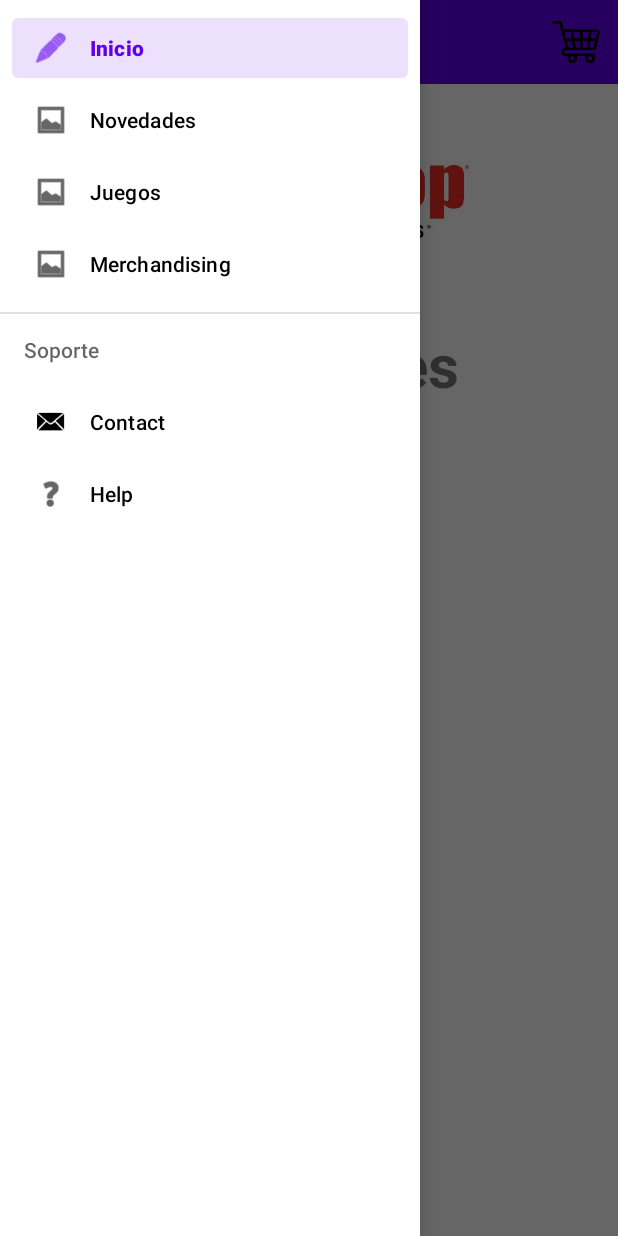
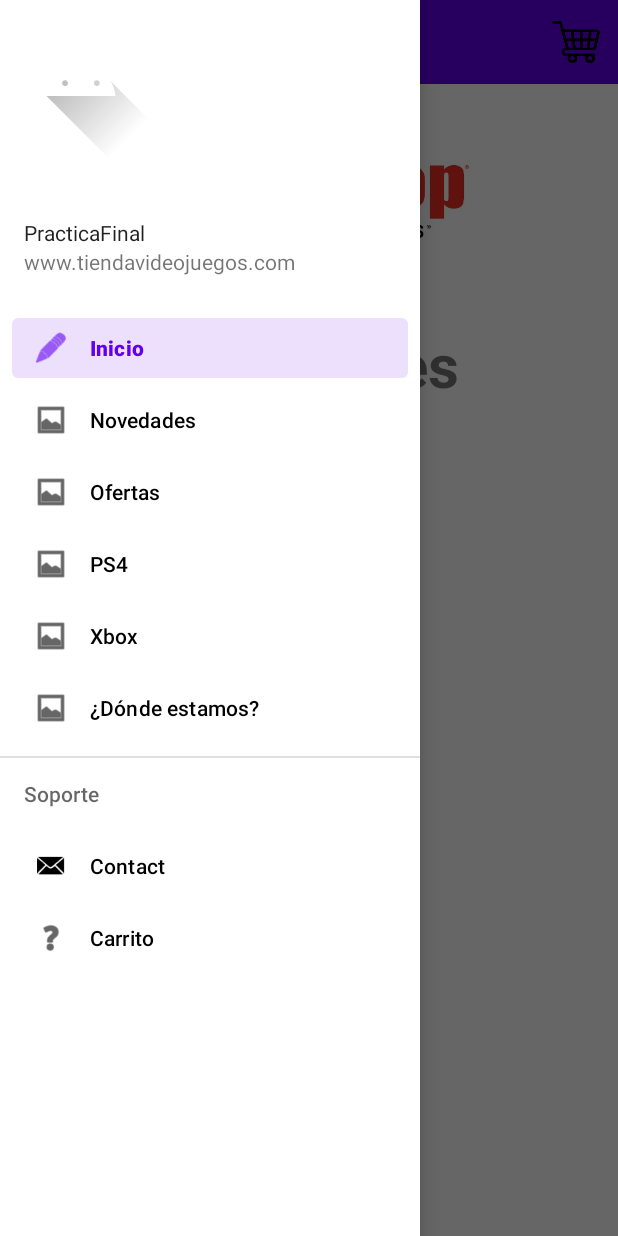
Before and after one commit to George2345/VideogameStoreApp, an Android app: the screen it shows after launch (MainActivity), with the side drawer open, on a phone screen of 412 x 824 dp. Run offline under Robolectric (Android 15) with nearby library versions, the light colour scheme and no system bars.

Commit message:
mejorando 2.0

```diff
--- a/app/src/main/java/com/example/practicafinal/CategoriesAdapter.java
+++ b/app/src/main/java/com/example/practicafinal/CategoriesAdapter.java
@@ -11,12 +11,12 @@ public class CategoriesAdapter extends FragmentPagerAdapter {
 
     Context m_context;
 
-    public CategoriesAdapter(@NonNull FragmentManager fm)
+    public CategoriesAdapter(FragmentManager fm)
     {
         super(fm);
     }
 
-    public CategoriesAdapter(@NonNull FragmentManager fm, Context context) {
+    public CategoriesAdapter(FragmentManager fm, Context context) {
         super(fm);
         m_context = context;
     }
--- a/app/src/main/java/com/example/practicafinal/OfertasFragment.java
+++ b/app/src/main/java/com/example/practicafinal/OfertasFragment.java
@@ -22,9 +22,9 @@ public class OfertasFragment extends ListFragment {
     @Override
     public View onCreateView(LayoutInflater inflater, ViewGroup container,
                              Bundle savedInstanceState) {
-        ArrayAdapter<String> adapter = new ArrayAdapter<String>(inflater.getContext(),
+        /*ArrayAdapter<String> adapter = new ArrayAdapter<String>(inflater.getContext(),
                 android.R.layout.simple_list_item_1, getResources().getStringArray(R.array.ofertas));
-        setListAdapter(adapter);
+        setListAdapter(adapter);*/
         // Inflate the layout for this fragment
         return inflater.inflate(R.layout.fragment_ofertas, container, false);
     }
--- a/app/src/main/java/com/example/practicafinal/PS4Fragment.java
+++ b/app/src/main/java/com/example/practicafinal/PS4Fragment.java
@@ -35,7 +35,7 @@ public class PS4Fragment extends ListFragment {
                 null, null, null);
         SimpleCursorAdapter listAdapter = new SimpleCursorAdapter(
                 getContext(),
-                android.R.layout.simple_list_item_1,
+                R.layout.item_section_list,
                 cursor,
                 new String[]{"NAME"},
                 new int[] {android.R.id.text1},
--- a/app/src/main/java/com/example/practicafinal/SectionActivity.java
+++ b/app/src/main/java/com/example/practicafinal/SectionActivity.java
@@ -69,7 +69,7 @@ public class SectionActivity extends AppCompatActivity implements NavigationView
     public boolean onNavigationItemSelected(@NonNull MenuItem menuItem)
     {
         int id = menuItem.getItemId();
-        /*switch (id)
+        switch (id)
         {
             case R.id.navigation_novedades :
                 Log.d("MENUNAVIGATIONDRAWER", "Novedades");
@@ -91,7 +91,7 @@ public class SectionActivity extends AppCompatActivity implements NavigationView
                 m_pager.setCurrentItem(2);
                 m_adapter.notifyDataSetChanged();
                 break;
-        }*/
+        }
         DrawerLayout drawerLayout = (DrawerLayout) findViewById(R.id.drawerlayout);
         drawerLayout.closeDrawer(GravityCompat.START);
         return true;
--- a/app/src/main/java/com/example/practicafinal/XboxFragment.java
+++ b/app/src/main/java/com/example/practicafinal/XboxFragment.java
@@ -19,9 +19,9 @@ public class XboxFragment extends ListFragment {
     @Override
     public View onCreateView(LayoutInflater inflater, ViewGroup container,
                              Bundle savedInstanceState) {
-        ArrayAdapter<String> adapter = new ArrayAdapter<String>(inflater.getContext(),
+        /*ArrayAdapter<String> adapter = new ArrayAdapter<String>(inflater.getContext(),
                 android.R.layout.simple_list_item_1, getResources().getStringArray(R.array.xboxgames));
-        setListAdapter(adapter);
+        setListAdapter(adapter);*/
         // Inflate the layout for this fragment
         return inflater.inflate(R.layout.fragment_xbox, container, false);
     }
--- a/app/src/main/res/layout/activity_game_detail.xml
+++ b/app/src/main/res/layout/activity_game_detail.xml
@@ -22,12 +22,10 @@
     <ImageView
         android:id="@+id/gameImage"
         android:layout_width="match_parent"
-        android:layout_height="wrap_content"
-        app:srcCompat="@drawable/ic_launcher_foreground" />
+        android:layout_height="wrap_content" />
     <CheckBox
         android:id="@+id/favoriteCheckbox"
         android:layout_width="match_parent"
         android:layout_height="wrap_content"
-        android:text="Favorite"
-        android:onClick="favoriteOnClick"/>
+        android:text="Favorite" />
 </LinearLayout>
--- a/app/src/main/res/layout/activity_main.xml
+++ b/app/src/main/res/layout/activity_main.xml
@@ -31,6 +31,7 @@
         android:layout_width="wrap_content"
         android:layout_height="match_parent"
         android:layout_gravity="start"
+        app:headerLayout="@layout/navigationdrawer_section"
         app:menu="@menu/navigationdrawer_menu">
     </com.google.android.material.navigation.NavigationView >
 </androidx.drawerlayout.widget.DrawerLayout>
--- a/app/src/main/res/layout/fragment_novedades.xml
+++ b/app/src/main/res/layout/fragment_novedades.xml
@@ -9,6 +9,6 @@
     <TextView
         android:layout_width="match_parent"
         android:layout_height="match_parent"
-        android:text="@string/hello_blank_fragment" />
+        android:text="Novedades" />
 
 </FrameLayout>
--- a/app/src/main/res/menu/navigationdrawer_menu.xml
+++ b/app/src/main/res/menu/navigationdrawer_menu.xml
@@ -3,7 +3,7 @@
         <item
             android:id="@+id/navigation_home"
             android:icon="@android:drawable/ic_menu_edit"
-            android:title="@string/nd_home"
+            android:title="@string/home_tab"
             android:checked="true"/>
         <item
             android:id="@+id/navigation_novedades"
@@ -11,28 +11,38 @@
             android:title="@string/novedades_tab"
             />
         <item
-            android:id="@+id/navigation_games"
+            android:id="@+id/navigation_ofertas"
             android:icon="@android:drawable/ic_menu_gallery"
-            android:title="@string/nd_games"
+            android:title="@string/ofertas_tab"
             />
         <item
-            android:id="@+id/navigation_merchandising"
+            android:id="@+id/navigation_ps4"
             android:icon="@android:drawable/ic_menu_gallery"
-            android:title="@string/nd_merchandising"
+            android:title="@string/ps4_tab"
+            />
+        <item
+            android:id="@+id/navigation_xbox"
+            android:icon="@android:drawable/ic_menu_gallery"
+            android:title="@string/xbox_tab"
+            />
+        <item
+            android:id="@+id/navigation_location"
+            android:icon="@android:drawable/ic_menu_gallery"
+            android:title="@string/location_tab"
             />
 
     </group>
-    <item android:title="@string/nd_supportTitle">
+    <item android:title="@string/supportTitle_tab">
         <menu>
             <item
                 android:id="@+id/navigation_contact"
                 android:icon="@android:drawable/sym_action_email"
-                android:title="@string/nd_contact"
+                android:title="@string/contact_tab"
                 />
             <item
                 android:id="@+id/navigation_help"
                 android:icon="@android:drawable/ic_menu_help"
-                android:title="@string/nd_help"
+                android:title="@string/carrito_tab"
                 />
         </menu>
     </item>
--- a/app/src/main/res/values/strings.xml
+++ b/app/src/main/res/values/strings.xml
@@ -5,13 +5,29 @@
     <string name="ofertas_tab">Ofertas</string>
     <string name="ps4_tab">PS4</string>
     <string name="xbox_tab">Xbox</string>
-    <string name="app_web">www.GameStop.com</string>
-    <string name="nd_home">Inicio</string>
-    <string name="nd_games">Juegos</string>
-    <string name="nd_merchandising">Merchandising</string>
-    <string name="nd_supportTitle">Soporte</string>
-    <string name="nd_contact">Contact</string>
-    <string name="nd_help">Help</string>
+    <string name="supportTitle_tab">Soporte</string>
+    <string name="location_tab">¿Dónde estamos?</string>
+    <string name="contact_tab">Contact</string>
+    <string name="carrito_tab">Carrito</string>
+    <string name="app_web">www.tiendavideojuegos.com</string>
+
+
+    <string-array name="ps4games">
+        <item>NinoKuni II</item>
+        <item>Shenmue</item>
+        <item>Outcast</item>
+    </string-array>
+    <string-array name="xboxgames">
+        <item>Halo</item>
+        <item>Forza 4</item>
+        <item>Sonic Mania</item>
+    </string-array>
+    <string-array name="ofertas">
+        <item>God Of War</item>
+        <item>Forza 3</item>
+        <item>Spyro</item>
+    </string-array>
+
     <!-- TODO: Remove or change this placeholder text -->
     <string name="hello_blank_fragment">Hello blank fragment</string>
 </resources>
```
Also changed, not shown: app/src/main/java/com/example/practicafinal/MainActivity.java (+16 -4 lines), app/src/main/java/com/example/practicafinal/NovedadesFragment.java (+1 -38 lines), app/src/main/res/layout/fragment_ofertas.xml (+7 -4 lines), app/src/main/res/layout/fragment_xbox.xml (+7 -4 lines), app/src/main/res/layout/item_section_list.xml (added, +34 -0 lines).
